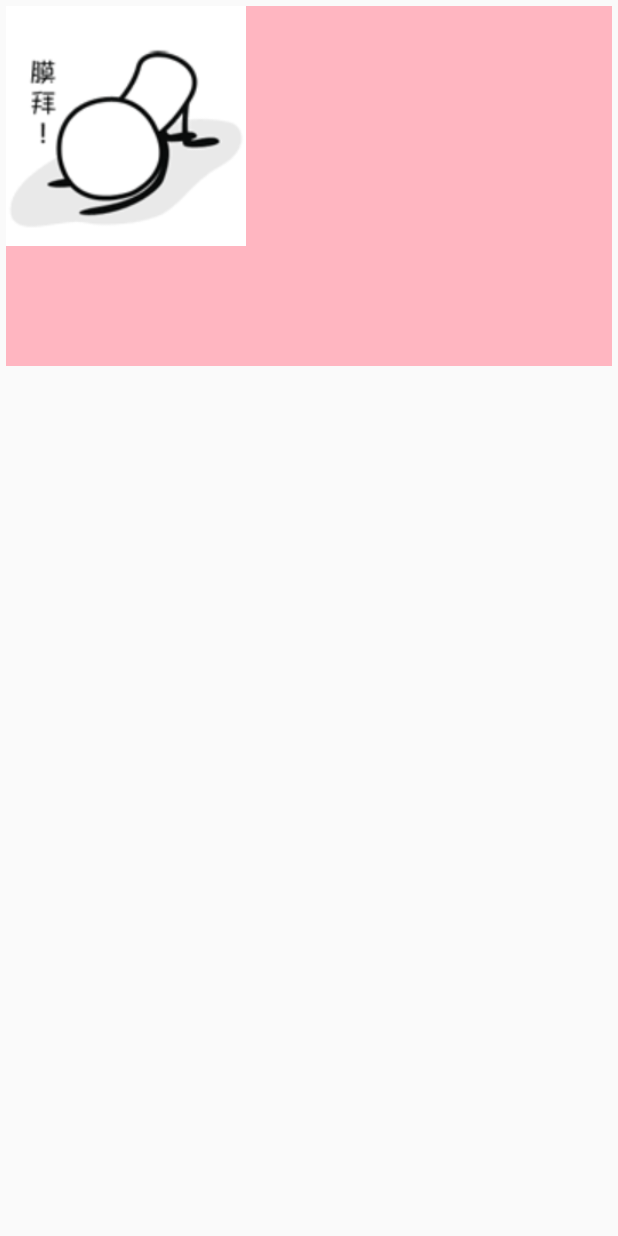
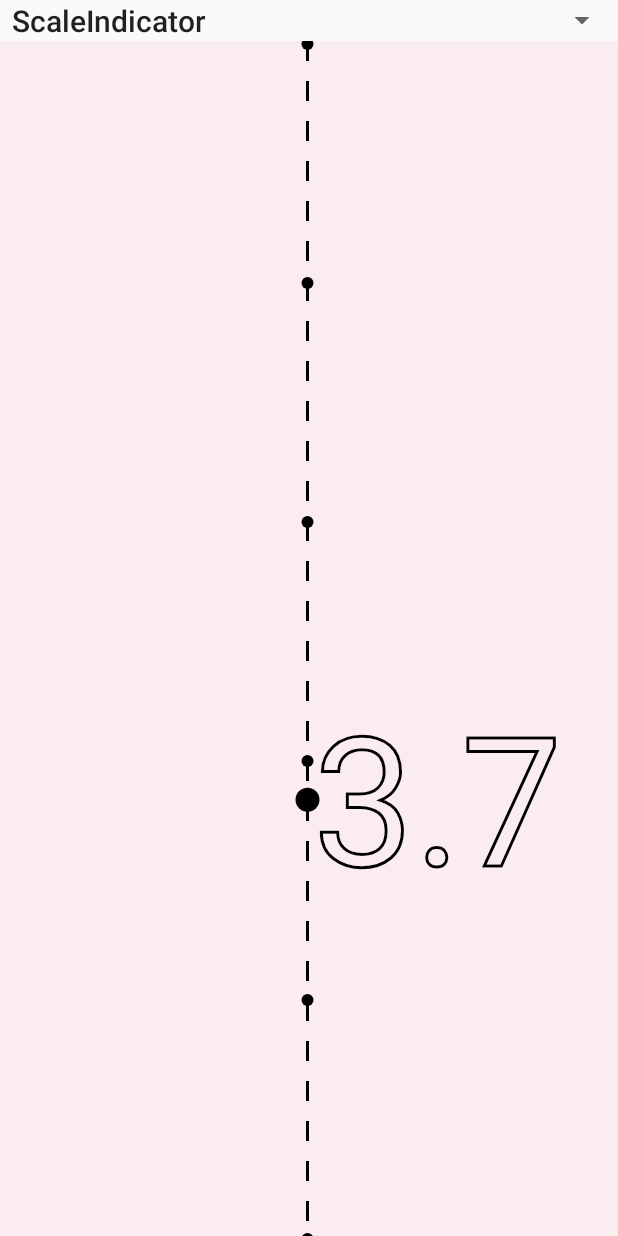
Before and after one commit to backslasha/DemoCollections, an Android app: the screen it shows after launch (ViewFieldsActivity before the commit, CustomViewDisplayActivity after it), on a phone screen of 412 x 824 dp. Run offline under Robolectric (Android 15) with nearby library versions, the phone set to English and light mode, and no system bars; our stand-ins replace CircleImageView; libraries missing offline, so code that uses them is left out: com.facebook.drawee, com.facebook.imagepipeline; 2 statements that could not run were skipped.

Commit message:
add ruler demo.

```diff
--- a/app/src/main/AndroidManifest.xml
+++ b/app/src/main/AndroidManifest.xml
@@ -18,6 +18,7 @@
         android:usesCleartextTraffic="true"
         tools:ignore="AllowBackup,GoogleAppIndexingWarning"
         tools:targetApi="m">
+        <activity android:name=".demo.customview.custom_view.CustomViewDisplayActivity"></activity>
         <activity android:name=".demo.anim.AnimationActivity" />
         <activity android:name=".demo.customview.custom_view.debug.DebugActivity" />
         <activity android:name=".demo.customview.custom_view.carousel.CarouselActivity" />
--- /dev/null
+++ b/app/src/main/java/yhb/dc/demo/customview/custom_view/CustomViewDisplayActivity.kt
@@ -0,0 +1,64 @@
+package yhb.dc.demo.customview.custom_view
+
+import android.os.Bundle
+import android.support.v7.app.AppCompatActivity
+import android.view.View
+import android.view.ViewGroup
+import android.widget.AdapterView
+import android.widget.AdapterView.OnItemSelectedListener
+import android.widget.ArrayAdapter
+import android.widget.Spinner
+import android.widget.Toast
+import yhb.dc.R
+import yhb.dc.common.Demo
+
+@Demo(autoJumpIn = true)
+class CustomViewDisplayActivity : AppCompatActivity() {
+
+    private val spinner by lazy {
+        this.findViewById<Spinner>(R.id.spinner)
+    }
+
+    private var views: ArrayList<View> = ArrayList()
+
+    override fun onCreate(savedInstanceState: Bundle?) {
+        super.onCreate(savedInstanceState)
+        setContentView(R.layout.activity_custom_view_display)
+        val root = (window.decorView.findViewById<View>(android.R.id.content) as ViewGroup).getChildAt(0) as ViewGroup
+
+        views.addAll(getCustomViewList())
+
+        val viewNames = ArrayList<String>()
+        for (view in views) {
+            viewNames.add(view.javaClass.simpleName)
+        }
+
+        val adapter = ArrayAdapter(this, android.R.layout.simple_spinner_item, viewNames).apply {
+            setDropDownViewResource(android.R.layout.simple_spinner_dropdown_item)
+        }
+
+        spinner.apply {
+
+            this.isSelected = false
+            this.adapter = adapter
+            this.onItemSelectedListener = object : OnItemSelectedListener {
+
+                override fun onItemSelected(parent: AdapterView<*>?, view: View, position: Int, id: Long) {
+                    if (root.childCount == 2) {
+                        root.removeView(root.getChildAt(1))
+                    }
+                    root.addView(this@CustomViewDisplayActivity.views[position])
+                    Toast.makeText(this@CustomViewDisplayActivity, "selected $position", Toast.LENGTH_SHORT).show()
+                }
+
+                override fun onNothingSelected(parent: AdapterView<*>?) {}
+            }
+        }
+    }
+
+    private fun getCustomViewList(): Collection<View> {
+        val views = ArrayList<View>()
+        views.add(ScaleIndicator(context = this).apply { ScaleIndicator.debugSetup(this) })
+        return views
+    }
+}
--- /dev/null
+++ b/app/src/main/java/yhb/dc/demo/customview/custom_view/ScaleIndicator.kt
@@ -0,0 +1,142 @@
+package yhb.dc.demo.customview.custom_view
+
+import android.annotation.SuppressLint
+import android.content.Context
+import android.graphics.*
+import android.util.AttributeSet
+import android.util.TypedValue
+import android.view.MotionEvent
+import android.view.MotionEvent.*
+import android.view.View
+import android.view.ViewGroup
+import android.view.ViewGroup.LayoutParams.MATCH_PARENT
+import yhb.dc.R
+
+
+class ScaleIndicator @JvmOverloads constructor(
+        context: Context, attrs: AttributeSet? = null, defStyleAttr: Int = 0
+) : View(context, attrs, defStyleAttr) {
+
+    private var maxValue: Float = 0f
+    private var minValue: Float = 0f
+    private var currentValue: Float = 0f
+    private var intervalCount: Int = 0
+    private val currentNodeRadius = dp2px(context, 8.0f).toFloat()
+    private val nodeRadius = dp2px(context, 4.0f).toFloat()
+    private val nodeColor = Color.LTGRAY
+    private val lineColor = Color.LTGRAY
+    private val textColor = Color.LTGRAY
+
+    private val linePaint = Paint()
+    private val nodePaint = Paint()
+    private val textPaint = Paint()
+
+    private var isTouching = false
+
+    init {
+        // update attrs
+
+        // update paint
+        linePaint.isDither = true
+        linePaint.isAntiAlias = true
+        linePaint.strokeWidth = dp2px(context, 2f).toFloat()
+        linePaint.style = Paint.Style.STROKE
+        linePaint.pathEffect = DashPathEffect(floatArrayOf(20f, 20f), 0f)
+
+        textPaint.isDither = true
+        textPaint.isAntiAlias = true
+        textPaint.strokeWidth = dp2px(context, 2f).toFloat()
+        textPaint.style = Paint.Style.STROKE
+        textPaint.textSize = dp2px(context, 120f).toFloat()
+
+        nodePaint.isDither = true
+        nodePaint.isAntiAlias = true
+        nodePaint.strokeWidth = dp2px(context, 2f).toFloat()
+        nodePaint.style = Paint.Style.FILL
+    }
+
+    override fun onDraw(canvas: Canvas?) {
+        canvas?.let {
+            drawLine(canvas)
+            drawNode(canvas)
+            drawText(canvas.apply {
+                translate(width / 2 + currentNodeRadius, 0f)
+            })
+        }
+    }
+
+    private fun drawText(canvas: Canvas) {
+        // draw current Text
+        val cy = height - height * (currentValue / maxValue) + currentNodeRadius / 2
+        val content = currentValue.toString()
+        val rect = Rect()
+        textPaint.getTextBounds(content, 0, content.length, rect)
+        canvas.drawText(content, -rect.left.toFloat(), cy + ((rect.bottom - rect.top) / 2).toFloat(), textPaint)
+    }
+
+    private fun drawLine(canvas: Canvas) {
+        val centerX = (canvas.width - linePaint.strokeWidth) / 2
+        canvas.drawLine(centerX, 0f, centerX, height.toFloat(), linePaint)
+    }
+
+    private fun drawNode(canvas: Canvas) {
+        val interval = (maxValue - minValue) / intervalCount
+        val cx = (canvas.width - linePaint.strokeWidth) / 2
+        var value = maxValue
+        while (value >= minValue) {
+            val cy = height - height * (value / maxValue) + nodeRadius / 2
+            canvas.drawCircle(cx, cy, nodeRadius, nodePaint)
+            value -= interval
+        }
+        // draw current node
+        val cy = height - height * (currentValue / maxValue) + currentNodeRadius / 2
+        canvas.drawCircle(cx, cy, currentNodeRadius, nodePaint)
+    }
+
+
+    @SuppressLint("ClickableViewAccessibility")
+    override fun onTouchEvent(event: MotionEvent?): Boolean {
+        if (event == null) {
+            return super.onTouchEvent(event)
+        }
+        when (event.action) {
+            ACTION_DOWN -> {
+                isTouching = true
+                setCurrentValue(maxValue * ((height - event.y) / height))
+                return true
+            }
+            ACTION_UP, ACTION_CANCEL -> {
+                isTouching = false
+                return true
+            }
+            ACTION_MOVE -> {
+                setCurrentValue(maxValue * ((height - event.y) / height))
+                return true
+            }
+        }
+        return super.onTouchEvent(event)
+    }
+
+    private fun setCurrentValue(value: Float) {
+        val validValue = if (value < minValue) minValue else value
+        this.currentValue = if (validValue > maxValue) maxValue else validValue
+        invalidate()
+    }
+
+    companion object {
+        fun debugSetup(indicator: ScaleIndicator) {
+            indicator.apply {
+                layoutParams = ViewGroup.LayoutParams(MATCH_PARENT, MATCH_PARENT)
+                maxValue = 10f
+                minValue = 0f
+                intervalCount = 5
+                currentValue = 3.7f
+                setBackgroundColor(context.resources.getColor(R.color.pink_translucent))
+            }
+        }
+    }
+
+    private fun dp2px(context: Context, dpVal: Float): Int {
+        return TypedValue.applyDimension(TypedValue.COMPLEX_UNIT_DIP, dpVal, context.resources.displayMetrics).toInt()
+    }
+}
--- a/app/src/main/java/yhb/dc/demo/customview/view_properties/ViewFieldsActivity.java
+++ b/app/src/main/java/yhb/dc/demo/customview/view_properties/ViewFieldsActivity.java
@@ -22,7 +22,6 @@ import yhb.dc.common.CommonAdapter;
 import yhb.dc.common.CommonViewHolder;
 import yhb.dc.common.Demo;
 
-@Demo(autoJumpIn = true)
 public class ViewFieldsActivity extends AppCompatActivity implements FieldView.OnValueChangeListener {
 
     private RecyclerView mRecyclerView;
--- /dev/null
+++ b/app/src/main/res/layout/activity_custom_view_display.xml
@@ -0,0 +1,14 @@
+<?xml version="1.0" encoding="utf-8"?>
+<LinearLayout xmlns:android="http://schemas.android.com/apk/res/android"
+    android:id="@+id/root"
+    android:layout_width="match_parent"
+    android:layout_height="match_parent"
+    android:gravity="center_horizontal"
+    android:orientation="vertical">
+
+    <Spinner
+        android:id="@+id/spinner"
+        android:layout_width="match_parent"
+        android:layout_height="wrap_content" />
+
+</LinearLayout>
```
